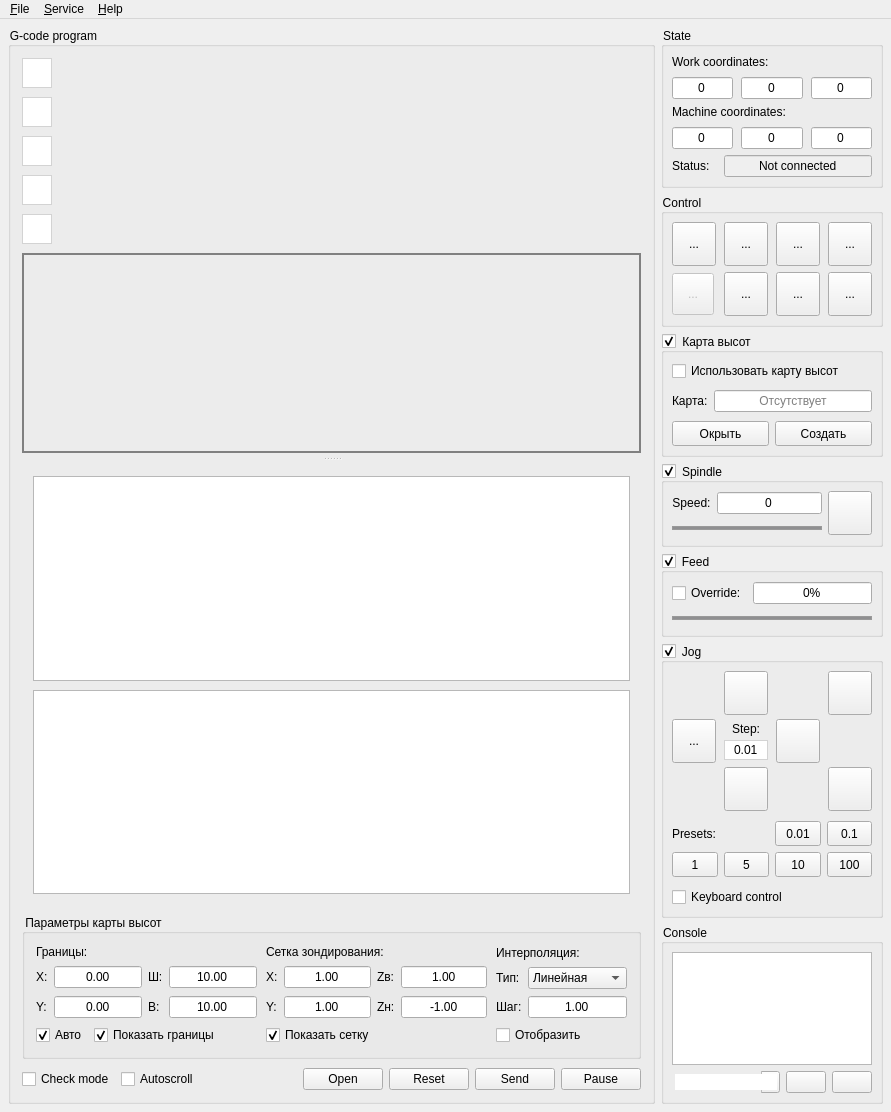
Before: the Qt Designer form frmmain.ui in Denvi/Candle, drawn with Qt 5.
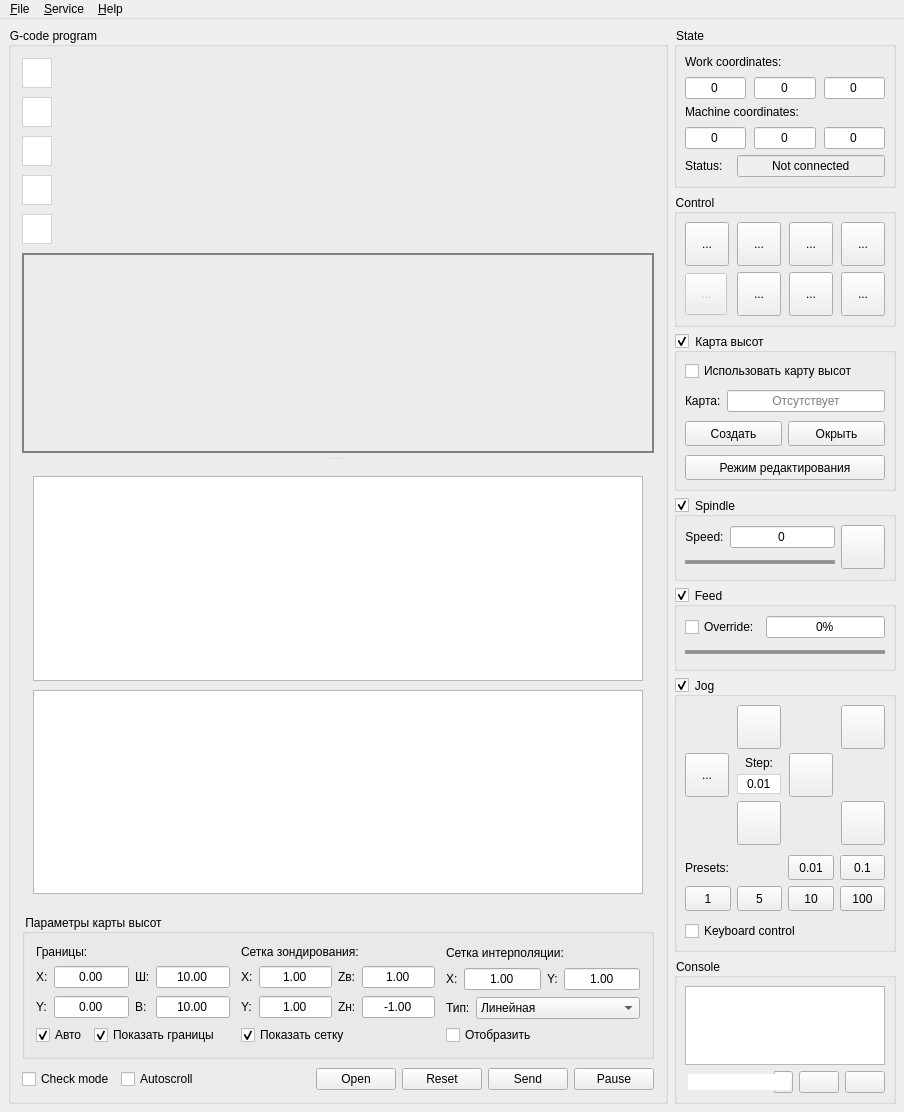
After: the same form once the commit is applied. Icons and pictures are not drawn. Custom widgets are drawn as their Qt base class.

```diff
--- a/frmmain.ui
+++ b/frmmain.ui
@@ -6,7 +6,7 @@
    <rect>
     <x>0</x>
     <y>0</y>
-    <width>891</width>
+    <width>904</width>
     <height>1112</height>
    </rect>
   </property>
@@ -546,9 +546,9 @@
          <property name="title">
           <string>Параметры карты высот</string>
          </property>
-         <layout class="QHBoxLayout" name="horizontalLayout_20" stretch="1,1,0">
+         <layout class="QHBoxLayout" name="horizontalLayout_20" stretch="1,1,1">
           <property name="spacing">
-           <number>9</number>
+           <number>11</number>
           </property>
           <item>
            <layout class="QVBoxLayout" name="verticalLayout_18">
@@ -911,21 +911,89 @@
             <item>
              <widget class="QLabel" name="label_16">
               <property name="text">
-               <string>Интерполяция:</string>
+               <string>Сетка интерполяции:</string>
               </property>
              </widget>
             </item>
             <item>
              <layout class="QGridLayout" name="gridLayout_6">
+              <item row="1" column="2">
+               <widget class="QLabel" name="label_19">
+                <property name="text">
+                 <string>Y:</string>
+                </property>
+               </widget>
+              </item>
               <item row="1" column="0">
                <widget class="QLabel" name="label_18">
                 <property name="text">
-                 <string>Шаг:</string>
+                 <string>X:</string>
                 </property>
                </widget>
               </item>
-              <item row="0" column="1">
+              <item row="1" column="1">
+               <widget class="QDoubleSpinBox" name="txtHeightMapInterpolationStepX">
+                <property name="sizePolicy">
+                 <sizepolicy hsizetype="Expanding" vsizetype="Fixed">
+                  <horstretch>0</horstretch>
+                  <verstretch>0</verstretch>
+                 </sizepolicy>
+                </property>
+                <property name="locale">
+                 <locale language="C" country="AnyCountry"/>
+                </property>
+                <property name="alignment">
+                 <set>Qt::AlignCenter</set>
+                </property>
+                <property name="buttonSymbols">
+                 <enum>QAbstractSpinBox::NoButtons</enum>
+                </property>
+                <property name="value">
+                 <double>1.000000000000000</double>
+                </property>
+               </widget>
+              </item>
+              <item row="1" column="3">
+               <widget class="QDoubleSpinBox" name="txtHeightMapInterpolationStepY">
+                <property name="sizePolicy">
+                 <sizepolicy hsizetype="Expanding" vsizetype="Fixed">
+                  <horstretch>0</horstretch>
+                  <verstretch>0</verstretch>
+                 </sizepolicy>
+                </property>
+                <property name="locale">
+                 <locale language="C" country="AnyCountry"/>
+                </property>
+                <property name="alignment">
+                 <set>Qt::AlignCenter</set>
+                </property>
+                <property name="buttonSymbols">
+                 <enum>QAbstractSpinBox::NoButtons</enum>
+                </property>
+                <property name="value">
+                 <double>1.000000000000000</double>
+                </property>
+               </widget>
+              </item>
+             </layout>
+            </item>
+            <item>
+             <layout class="QHBoxLayout" name="horizontalLayout_23" stretch="0,0">
+              <item>
+               <widget class="QLabel" name="label_17">
+                <property name="text">
+                 <string>Тип:</string>
+                </property>
+               </widget>
+              </item>
+              <item>
                <widget class="QComboBox" name="cboHeightMapInterpolationType">
+                <property name="sizePolicy">
+                 <sizepolicy hsizetype="Expanding" vsizetype="Fixed">
+                  <horstretch>0</horstretch>
+                  <verstretch>0</verstretch>
+                 </sizepolicy>
+                </property>
                 <item>
                  <property name="text">
                   <string>Линейная</string>
@@ -938,41 +1006,12 @@
                 </item>
                </widget>
               </item>
-              <item row="1" column="1">
-               <widget class="QDoubleSpinBox" name="txtHeightMapInterpolationStep">
-                <property name="sizePolicy">
-                 <sizepolicy hsizetype="Expanding" vsizetype="Fixed">
-                  <horstretch>0</horstretch>
-                  <verstretch>0</verstretch>
-                 </sizepolicy>
-                </property>
-                <property name="locale">
-                 <locale language="C" country="AnyCountry"/>
-                </property>
-                <property name="alignment">
-                 <set>Qt::AlignCenter</set>
-                </property>
-                <property name="buttonSymbols">
-                 <enum>QAbstractSpinBox::NoButtons</enum>
-                </property>
-                <property name="value">
-                 <double>1.000000000000000</double>
-                </property>
-               </widget>
-              </item>
-              <item row="0" column="0">
-               <widget class="QLabel" name="label_17">
-                <property name="text">
-                 <string>Тип:</string>
-                </property>
-               </widget>
-              </item>
              </layout>
             </item>
             <item>
              <layout class="QHBoxLayout" name="horizontalLayout_24">
               <item>
-               <widget class="QCheckBox" name="chkHeightMapGridShow_3">
+               <widget class="QCheckBox" name="chkHeightMapInterpolationShow">
                 <property name="text">
                  <string>Отобразить</string>
                 </property>
@@ -1589,6 +1628,25 @@
             </item>
             <item>
              <layout class="QHBoxLayout" name="horizontalLayout_21">
+              <item>
+               <widget class="StyledToolButton" name="cmdHeightMapCreate">
+                <property name="sizePolicy">
+                 <sizepolicy hsizetype="Minimum" vsizetype="Fixed">
+                  <horstretch>0</horstretch>
+                  <verstretch>0</verstretch>
+                 </sizepolicy>
+                </property>
+                <property name="minimumSize">
+                 <size>
+                  <width>42</width>
+                  <height>25</height>
+                 </size>
+                </property>
+                <property name="text">
+                 <string>Создать</string>
+                </property>
+               </widget>
+              </item>
               <item>
                <widget class="StyledToolButton" name="cmdHeightMapLoad">
                 <property name="sizePolicy">
@@ -1608,6 +1666,8 @@
                 </property>
                </widget>
               </item>
+             </layout>
+            </item>
               <item>
                <widget class="StyledToolButton" name="cmdHeightMapMode">
                 <property name="sizePolicy">
@@ -1623,14 +1683,12 @@
                  </size>
                 </property>
                 <property name="text">
-                 <string>Создать</string>
+               <string>Режим редактирования</string>
                 </property>
                 <property name="checkable">
                  <bool>true</bool>
                 </property>
                </widget>
-              </item>
-             </layout>
             </item>
            </layout>
           </widget>
@@ -2538,7 +2596,7 @@
     <rect>
      <x>0</x>
      <y>0</y>
-     <width>891</width>
+     <width>904</width>
      <height>26</height>
     </rect>
    </property>
```
Lines whose indentation alone changed are shown as unchanged.
